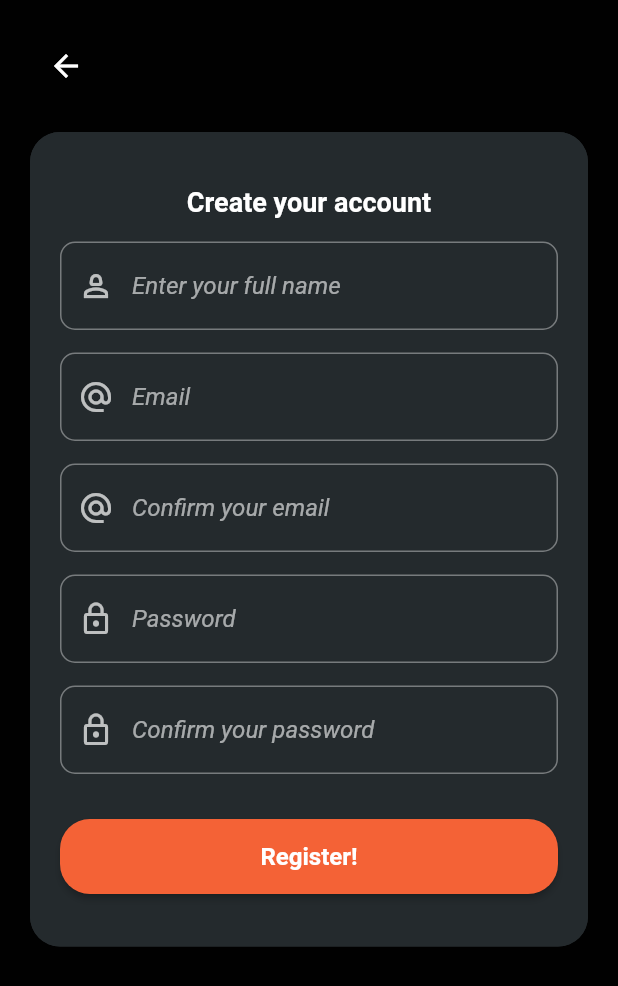
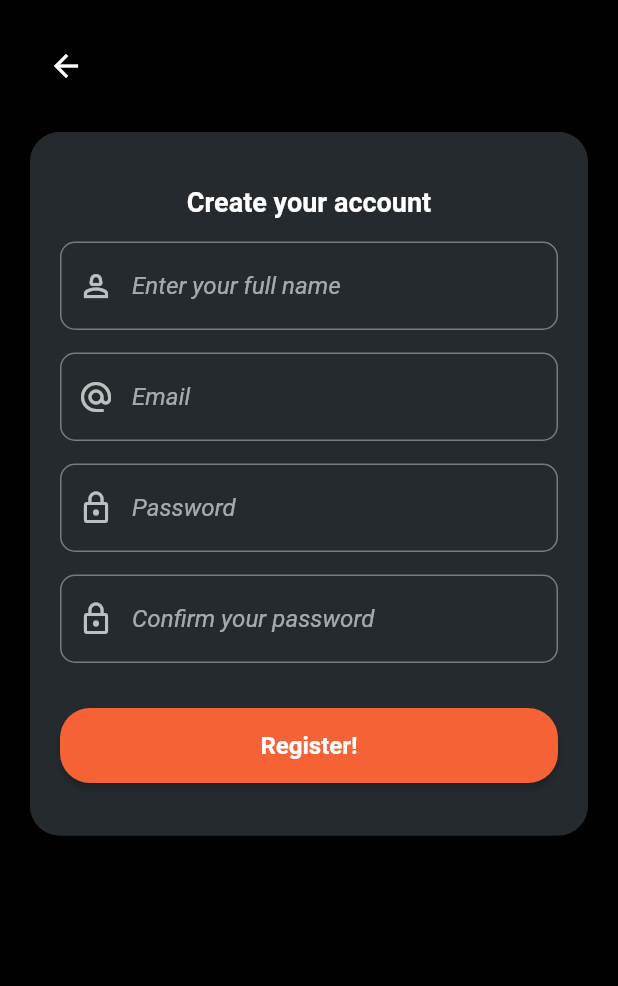
Before and after one commit to ccgarcia99/bookclub, a Flutter app: the SignUpScreen screen opened directly, after a tap on "Register!", on a phone screen of 412 x 824 dp. Shown: the top 986 px of the screen. Run offline on Flutter 3.47's test engine with Material 2 defaults, Android fonts, the phone set to English and light mode, and no system bars; our stand-ins replace firebase_auth, firebase_core; accounts and stored records are empty.

Commit message:
Firebase Integration part 1
Native Login using email and password has been implemented

```diff
--- a/book_club/lib/screens/signup/localwidgets/signupform.dart
+++ b/book_club/lib/screens/signup/localwidgets/signupform.dart
@@ -1,10 +1,36 @@
+// ignore_for_file: prefer_final_fields
+
+import 'package:book_club/states/current_user.dart';
 import 'package:flutter/material.dart';
+import 'package:provider/provider.dart';
 
 import '../../../utils/theme.dart';
 import '../../../widgets/globalcontainer.dart';
 
-class SignUpForm extends StatelessWidget {
+class SignUpForm extends StatefulWidget {
   const SignUpForm({super.key});
+
+  @override
+  State<SignUpForm> createState() => _SignUpFormState();
+}
+
+class _SignUpFormState extends State<SignUpForm> {
+  TextEditingController _fullUserNameController = TextEditingController();
+  TextEditingController _emailController = TextEditingController();
+  TextEditingController _passwordController = TextEditingController();
+  TextEditingController _confirmPasswordController = TextEditingController();
+
+  void _signUpUser(String email, String password, BuildContext context) async {
+    CurrentUser currentUser = Provider.of<CurrentUser>(context, listen: false);
+
+    try {
+      if (await currentUser.signUpUser(email, password)) {
+        Navigator.pop(context);
+      }
+    } catch (e) {
+      print(e);
+    }
+  }
 
   @override
   Widget build(BuildContext context) {
@@ -29,13 +55,11 @@ class SignUpForm extends StatelessWidget {
           const SizedBox(height: 15),
           _registerEmail(),
           const SizedBox(height: 15),
-          _confirmEmail(),
-          const SizedBox(height: 15),
           _registerPassword(),
           const SizedBox(height: 15),
           _confirmPassword(),
           const SizedBox(height: 30),
-          _registerButton(),
+          _registerButton(context),
           const SizedBox(height: 15),
         ],
       ),
@@ -45,6 +69,7 @@ class SignUpForm extends StatelessWidget {
 // Name text form field
   TextFormField _registerFullName() {
     return TextFormField(
+      controller: _fullUserNameController,
       decoration: InputDecoration(
         border: OutlineInputBorder(
           borderRadius: BorderRadius.circular(10),
@@ -63,6 +88,7 @@ class SignUpForm extends StatelessWidget {
 // Email text form field
   TextFormField _registerEmail() {
     return TextFormField(
+      controller: _emailController,
       decoration: InputDecoration(
         border: OutlineInputBorder(
           borderRadius: BorderRadius.circular(10),
@@ -78,26 +104,10 @@ class SignUpForm extends StatelessWidget {
     );
   }
 
-  TextFormField _confirmEmail() {
-    return TextFormField(
-      decoration: InputDecoration(
-        border: OutlineInputBorder(
-          borderRadius: BorderRadius.circular(10),
-        ),
-        prefixIcon: const Icon(
-          Icons.alternate_email,
-        ),
-        hintText: 'Confirm your email',
-        hintStyle: const TextStyle(
-          fontStyle: FontStyle.italic,
-        ),
-      ),
-    );
-  }
-
 // Password text form field
   TextFormField _registerPassword() {
     return TextFormField(
+      controller: _passwordController,
       obscureText: true,
       decoration: InputDecoration(
         border: OutlineInputBorder(
@@ -116,6 +126,7 @@ class SignUpForm extends StatelessWidget {
 
   TextFormField _confirmPassword() {
     return TextFormField(
+      controller: _confirmPasswordController,
       obscureText: true,
       decoration: InputDecoration(
         border: OutlineInputBorder(
@@ -132,11 +143,28 @@ class SignUpForm extends StatelessWidget {
     );
   }
 
-// Login button
-  ElevatedButton _registerButton() {
+// Register button
+  ElevatedButton _registerButton(BuildContext context) {
     return ElevatedButton(
-      //TODO: pass a function to the following variable for _logInButton
-      onPressed: () {},
+      // Logic section
+      onPressed: () {
+        String email = _emailController.text.trim();
+        String password = _passwordController.text.trim();
+        String confirmPassword = _confirmPasswordController.text.trim();
+
+        if (password == confirmPassword) {
+          _signUpUser(email, password, context);
+        } else {
+          ScaffoldMessenger.of(context).showSnackBar(
+            const SnackBar(
+              content: Text('Email/passwords do not match!'),
+              duration: Duration(seconds: 2),
+            ),
+          );
+        }
+      },
+
+      // Styling section
       style: ElevatedButton.styleFrom(
         backgroundColor: Themes.redColor,
         foregroundColor: Themes.whiteColor,
--- /dev/null
+++ b/book_club/lib/states/current_user.dart
@@ -0,0 +1,64 @@
+// ignore_for_file: avoid_print
+
+import 'package:firebase_auth/firebase_auth.dart';
+import 'package:flutter/material.dart';
+
+class CurrentUser with ChangeNotifier {
+  late String _uid;
+  late String _email;
+
+  String get getUID => _uid;
+  String get getEMAIL => _email;
+
+  final FirebaseAuth _auth = FirebaseAuth.instance;
+
+  Future<bool> signUpUser(String email, String password) async {
+    bool retVal = false;
+
+    if (email.isEmpty || password.isEmpty) {
+      print('Email or password is empty');
+      return retVal;
+    }
+
+    try {
+      UserCredential userCredential = await _auth.createUserWithEmailAndPassword(
+        email: email,
+        password: password,
+      );
+
+      if (userCredential.user != null) {
+        _uid = userCredential.user!.uid;
+        _email = userCredential.user!.email!;
+        retVal = true;
+      }
+    } catch (e) {
+      print(e);
+    }
+    return retVal;
+  }
+
+  Future<bool> logInUser(String email, String password) async {
+    bool retVal = false;
+
+    if (email.isEmpty || password.isEmpty) {
+      print('Email or password is empty');
+      return retVal;
+    }
+
+    try {
+      UserCredential userCredential = await _auth.signInWithEmailAndPassword(
+        email: email,
+        password: password,
+      );
+
+      if (userCredential.user != null) {
+        _uid = userCredential.user!.uid;
+        _email = userCredential.user!.email!;
+        retVal = true;
+      }
+    } catch (e) {
+      print(e);
+    }
+    return retVal;
+  }
+}
--- a/book_club/pubspec.yaml
+++ b/book_club/pubspec.yaml
@@ -7,8 +7,12 @@ environment:
   sdk: '>=3.0.1 <4.0.0'
 
 dependencies:
+  firebase_auth: ^4.6.2
+  firebase_core: ^2.13.1
   flutter:
     sdk: flutter
+  provider: ^6.0.5
+
 
 dev_dependencies:
   flutter_test:
```
Also changed, not shown: book_club/lib/main.dart (+17 -5 lines), book_club/lib/screens/home/home.dart (added, +14 -0 lines), book_club/lib/screens/login/localwidgets/loginform.dart (+57 -24 lines), book_club/lib/firebase_options.dart (added), book_club/pubspec.lock, 7 other files.
